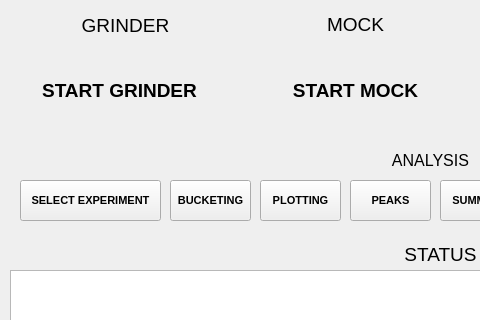
lasseaeggen/SiNRI, file style/interface.ui: the form before one commit; both pictures show x 0 to 480 and y 0 to 320 of the 860 by 450 pixel window.
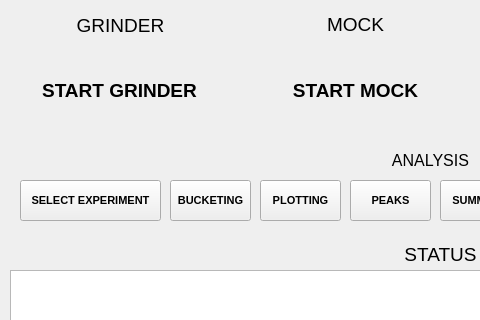
The form after the commit.

Commit message: Demo GUI style modification

What changed in the file:
```diff
--- a/style/interface.ui
+++ b/style/interface.ui
@@ -34,7 +34,7 @@
      <rect>
       <x>0</x>
       <y>0</y>
-      <width>231</width>
+      <width>221</width>
       <height>31</height>
      </rect>
     </property>
```
The commit also changes 2 other files.
